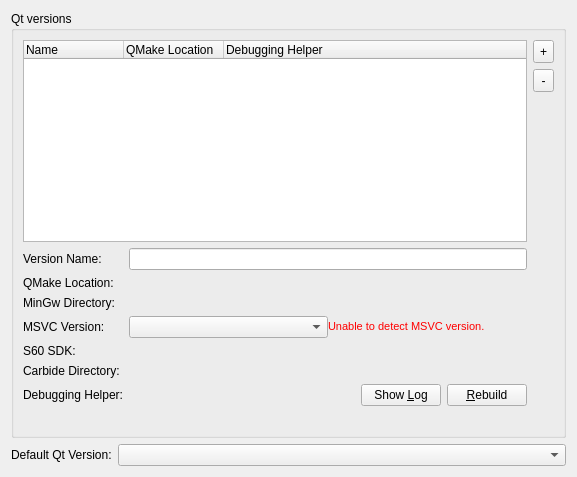
Before: the Qt Designer form src/plugins/qt4projectmanager/qtversionmanager.ui in qt-creator/qt-creator, drawn with Qt 5.
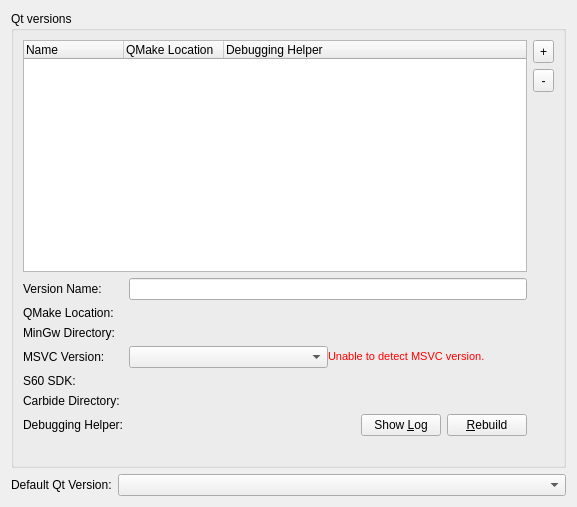
After: the same form once the commit is applied. Custom widgets are drawn as their Qt base class.

Commit message: Minimum size for Qt version list.

```diff
--- a/src/plugins/qt4projectmanager/qtversionmanager.ui
+++ b/src/plugins/qt4projectmanager/qtversionmanager.ui
@@ -7,7 +7,7 @@
     <x>0</x>
     <y>0</y>
     <width>577</width>
-    <height>477</height>
+    <height>507</height>
    </rect>
   </property>
   <layout class="QVBoxLayout" name="verticalLayout">
@@ -133,6 +133,12 @@
       </item>
       <item row="0" column="0" colspan="2">
        <widget class="QTreeWidget" name="qtdirList">
+        <property name="minimumSize">
+         <size>
+          <width>0</width>
+          <height>150</height>
+         </size>
+        </property>
         <property name="uniformRowHeights">
          <bool>true</bool>
         </property>
```
